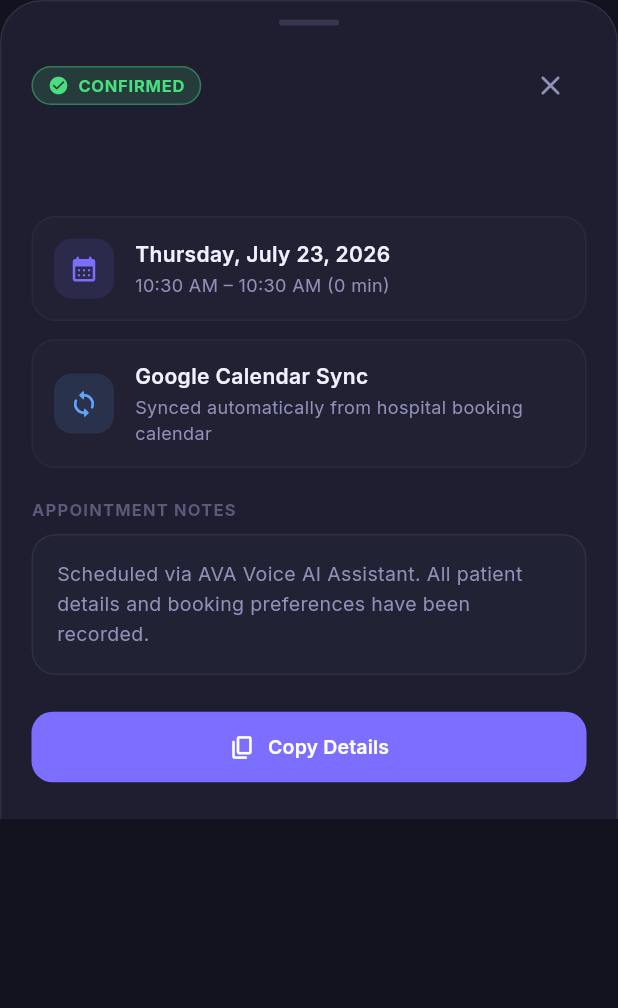
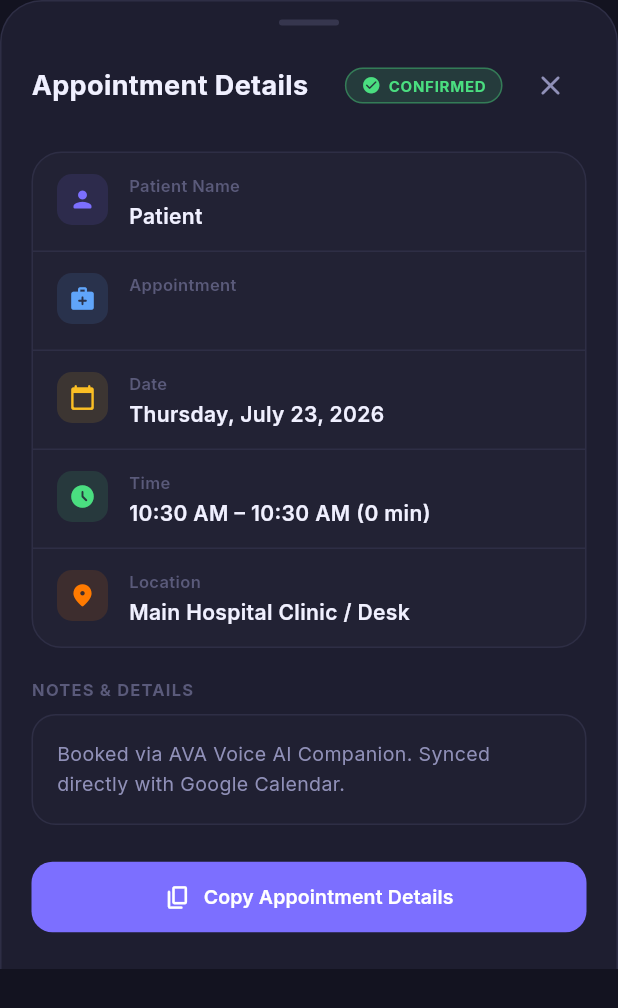
Before and after one commit to Justtoworkout/AVA, a Flutter app: the AppointmentDetailSheet widget shown alone on an empty page, opened directly with empty values, on a phone screen of 412 x 824 dp. Shown: the top 1008 px of the screen. Run offline on Flutter 3.47's test engine with Material 3 defaults, Android fonts, the light colour scheme and no system bars; our stand-ins replace cloud_firestore, firebase_core, flutter_local_notifications, google_fonts, just_audio, shimmer; accounts and stored records are empty; network calls fail.

Commit message:
Feat: redesign appointment detail sheet with explicit Patient Name, Date, Time, and Location fields

```diff
--- a/lib/widgets/appointment_detail_sheet.dart
+++ b/lib/widgets/appointment_detail_sheet.dart
@@ -23,8 +23,30 @@ class AppointmentDetailSheet extends StatelessWidget {
     );
   }
 
+  /// Helper to extract patient name and service type from title if formatted like "Dental appointment for Kevin"
+  Map<String, String> _parseTitle(String rawTitle) {
+    final lower = rawTitle.trim();
+    if (lower.toLowerCase().contains(' for ')) {
+      final parts = lower.split(RegExp(r'\s+for\s+', caseSensitive: false));
+      if (parts.length >= 2) {
+        return {
+          'service': parts[0].trim(),
+          'patient': parts.sublist(1).join(' for ').trim(),
+        };
+      }
+    }
+    return {
+      'service': rawTitle,
+      'patient': 'Patient',
+    };
+  }
+
   @override
   Widget build(BuildContext context) {
+    final parsed = _parseTitle(appt.title);
+    final patientName = parsed['patient']!;
+    final serviceType = parsed['service']!;
+
     final dateStr = DateFormat('EEEE, MMMM d, yyyy').format(appt.start);
     final timeStr = appt.isAllDay
         ? 'All day event'
@@ -32,7 +54,7 @@ class AppointmentDetailSheet extends StatelessWidget {
 
     return Container(
       constraints: BoxConstraints(
-        maxHeight: MediaQuery.of(context).size.height * 0.85,
+        maxHeight: MediaQuery.of(context).size.height * 0.88,
       ),
       decoration: const BoxDecoration(
         color: AppTheme.surfaceCard,
@@ -63,11 +85,21 @@ class AppointmentDetailSheet extends StatelessWidget {
               ),
               const SizedBox(height: 16),
 
-              // Header Row with Status Badge & Close Button
+              // Header Row
               Row(
                 children: [
+                  const Text(
+                    'Appointment Details',
+                    style: TextStyle(
+                      color: AppTheme.textPrimary,
+                      fontSize: 18,
+                      fontWeight: FontWeight.w700,
+                    ),
+                  ),
+                  const Spacer(),
                   Container(
-                    padding: const EdgeInsets.symmetric(horizontal: 10, vertical: 4),
+                    padding:
+                        const EdgeInsets.symmetric(horizontal: 10, vertical: 4),
                     decoration: BoxDecoration(
                       color: AppTheme.booked.withValues(alpha: 0.15),
                       borderRadius: BorderRadius.circular(20),
@@ -80,15 +112,15 @@ class AppointmentDetailSheet extends StatelessWidget {
                       children: [
                         const Icon(
                           Icons.check_circle_rounded,
-                          size: 14,
+                          size: 13,
                           color: AppTheme.booked,
                         ),
-                        const SizedBox(width: 6),
+                        const SizedBox(width: 5),
                         Text(
                           appt.status.toUpperCase(),
                           style: const TextStyle(
                             color: AppTheme.booked,
-                            fontSize: 11,
+                            fontSize: 10,
                             fontWeight: FontWeight.w700,
                             letterSpacing: 0.5,
                           ),
@@ -96,7 +128,7 @@ class AppointmentDetailSheet extends StatelessWidget {
                       ],
                     ),
                   ),
-                  const Spacer(),
+                  const SizedBox(width: 8),
                   IconButton(
                     icon: const Icon(Icons.close_rounded,
                         color: AppTheme.textSecondary, size: 22),
@@ -106,53 +138,73 @@ class AppointmentDetailSheet extends StatelessWidget {
                   ),
                 ],
               ),
-              const SizedBox(height: 16),
+              const SizedBox(height: 20),
 
-              // Title
-              Text(
-                appt.title,
-                style: const TextStyle(
-                  color: AppTheme.textPrimary,
-                  fontSize: 22,
-                  fontWeight: FontWeight.w700,
-                  letterSpacing: -0.4,
-                  height: 1.25,
+              // Structured Info Container
+              Container(
+                decoration: BoxDecoration(
+                  color: AppTheme.surfaceElevated.withValues(alpha: 0.5),
+                  borderRadius: BorderRadius.circular(20),
+                  border: Border.all(color: AppTheme.border),
+                ),
+                child: Column(
+                  children: [
+                    // Patient Name
+                    _InfoRow(
+                      icon: Icons.person_rounded,
+                      iconColor: AppTheme.primary,
+                      label: 'Patient Name',
+                      value: patientName,
+                      isFirst: true,
+                    ),
+                    const Divider(height: 1),
+
+                    // Service / Purpose
+                    _InfoRow(
+                      icon: Icons.medical_services_rounded,
+                      iconColor: const Color(0xFF60A5FA),
+                      label: 'Appointment',
+                      value: serviceType,
+                    ),
+                    const Divider(height: 1),
+
+                    // Date
+                    _InfoRow(
+                      icon: Icons.calendar_today_rounded,
+                      iconColor: const Color(0xFFFBBF24),
+                      label: 'Date',
+                      value: dateStr,
+                    ),
+                    const Divider(height: 1),
+
+                    // Time & Duration
+                    _InfoRow(
+                      icon: Icons.access_time_filled_rounded,
+                      iconColor: const Color(0xFF4ADE80),
+                      label: 'Time',
+                      value: '$timeStr (${appt.durationLabel})',
+                    ),
+                    const Divider(height: 1),
+
+                    // Location
+                    _InfoRow(
+                      icon: Icons.location_on_rounded,
+                      iconColor: const Color(0xFFFF7A00),
+                      label: 'Location',
+                      value: (appt.location != null &&
+                              appt.location!.trim().isNotEmpty)
+                          ? appt.location!
+                          : 'Main Hospital Clinic / Desk',
+                      isLast: true,
+                    ),
+                  ],
                 ),
               ),
               const SizedBox(height: 20),
 
-              // Date & Time Card
-              _DetailCard(
-                icon: Icons.calendar_month_rounded,
-                iconColor: AppTheme.primary,
-                title: dateStr,
-                subtitle: '$timeStr (${appt.durationLabel})',
-              ),
-              const SizedBox(height: 12),
-
-              // Location Card (if any)
-              if (appt.location != null && appt.location!.isNotEmpty) ...[
-                _DetailCard(
-                  icon: Icons.location_on_rounded,
-                  iconColor: const Color(0xFFFF7A00),
-                  title: 'Location',
-                  subtitle: appt.location!,
-                ),
-                const SizedBox(height: 12),
-              ],
-
-              // Google Calendar Sync Badge
-              const _DetailCard(
-                icon: Icons.sync_rounded,
-                iconColor: AppTheme.completed,
-                title: 'Google Calendar Sync',
-                subtitle: 'Synced automatically from hospital booking calendar',
-              ),
-              const SizedBox(height: 20),
-
-              // Description / Notes Section
+              // Notes / Description Section
               const Text(
-                'APPOINTMENT NOTES',
+                'NOTES & DETAILS',
                 style: TextStyle(
                   color: AppTheme.textMuted,
                   fontSize: 11,
@@ -165,14 +217,15 @@ class AppointmentDetailSheet extends StatelessWidget {
                 width: double.infinity,
                 padding: const EdgeInsets.all(16),
                 decoration: BoxDecoration(
-                  color: AppTheme.surfaceElevated.withValues(alpha: 0.6),
+                  color: AppTheme.surfaceElevated.withValues(alpha: 0.3),
                   borderRadius: BorderRadius.circular(16),
                   border: Border.all(color: AppTheme.border),
                 ),
                 child: Text(
-                  (appt.description != null && appt.description!.trim().isNotEmpty)
+                  (appt.description != null &&
+                          appt.description!.trim().isNotEmpty)
                       ? appt.description!
-                      : 'Scheduled via AVA Voice AI Assistant. All patient details and booking preferences have been recorded.',
+                      : 'Booked via AVA Voice AI Companion. Synced directly with Google Calendar.',
                   style: const TextStyle(
                     color: AppTheme.textSecondary,
                     fontSize: 13,
@@ -188,16 +241,18 @@ class AppointmentDetailSheet extends StatelessWidget {
                 child: ElevatedButton.icon(
                   onPressed: () {
                     final text = '''
-Appointment: ${appt.title}
+Patient Name: $patientName
+Appointment: $serviceType
 Date: $dateStr
-Time: $timeStr
-Location: ${appt.location ?? 'N/A'}
-Notes: ${appt.description ?? 'None'}
+Time: $timeStr (${appt.durationLabel})
+Location: ${appt.location ?? 'Main Hospital Clinic'}
+Status: ${appt.status}
 ''';
                     Clipboard.setData(ClipboardData(text: text));
                     ScaffoldMessenger.of(context).showSnackBar(
                       SnackBar(
-                        content: const Text('Appointment details copied to clipboard'),
+                        content:
+                            const Text('Appointment details copied to clipboard'),
                         backgroundColor: AppTheme.surfaceElevated,
                         behavior: SnackBarBehavior.floating,
                         shape: RoundedRectangleBorder(
@@ -208,7 +263,7 @@ Notes: ${appt.description ?? 'None'}
                     Navigator.of(context).pop();
                   },
                   icon: const Icon(Icons.copy_rounded, size: 18),
-                  label: const Text('Copy Details'),
+                  label: const Text('Copy Appointment Details'),
                   style: ElevatedButton.styleFrom(
                     backgroundColor: AppTheme.primary,
                     foregroundColor: Colors.white,
@@ -228,37 +283,37 @@ Notes: ${appt.description ?? 'None'}
   }
 }
 
-class _DetailCard extends StatelessWidget {
+class _InfoRow extends StatelessWidget {
   final IconData icon;
   final Color iconColor;
-  final String title;
-  final String subtitle;
+  final String label;
+  final String value;
+  final bool isFirst;
+  final bool isLast;
 
-  const _DetailCard({
+  const _InfoRow({
     required this.icon,
     required this.iconColor,
-    required this.title,
-    required this.subtitle,
+    required this.label,
+    required this.value,
+    this.isFirst = false,
+    this.isLast = false,
   });
 
   @override
   Widget build(BuildContext context) {
-    return Container(
-      padding: const EdgeInsets.all(14),
-      decoration: BoxDecoration(
-        color: AppTheme.surfaceElevated.withValues(alpha: 0.4),
-        borderRadius: BorderRadius.circular(16),
-        border: Border.all(color: AppTheme.border.withValues(alpha: 0.6)),
-      ),
+    return Padding(
+      padding: const EdgeInsets.symmetric(horizontal: 16, vertical: 14),
       child: Row(
+        crossAxisAlignment: CrossAxisAlignment.start,
         children: [
           Container(
-            padding: const EdgeInsets.all(10),
+            padding: const EdgeInsets.all(8),
             decoration: BoxDecoration(
               color: iconColor.withValues(alpha: 0.12),
-              borderRadius: BorderRadius.circular(12),
+              borderRadius: BorderRadius.circular(10),
             ),
-            child: Icon(icon, color: iconColor, size: 20),
+            child: Icon(icon, color: iconColor, size: 18),
           ),
           const SizedBox(width: 14),
           Expanded(
@@ -266,19 +321,21 @@ class _DetailCard extends StatelessWidget {
               crossAxisAlignment: CrossAxisAlignment.start,
               children: [
                 Text(
-                  title,
+                  label,
+                  style: const TextStyle(
+                    color: AppTheme.textMuted,
+                    fontSize: 11,
+                    fontWeight: FontWeight.w600,
+                  ),
+                ),
+                const SizedBox(height: 3),
+                Text(
+                  value,
                   style: const TextStyle(
                     color: AppTheme.textPrimary,
                     fontSize: 14,
                     fontWeight: FontWeight.w600,
-                  ),
-                ),
-                const SizedBox(height: 2),
-                Text(
-                  subtitle,
-                  style: const TextStyle(
-                    color: AppTheme.textSecondary,
-                    fontSize: 12,
+                    height: 1.3,
                   ),
                 ),
               ],
```
